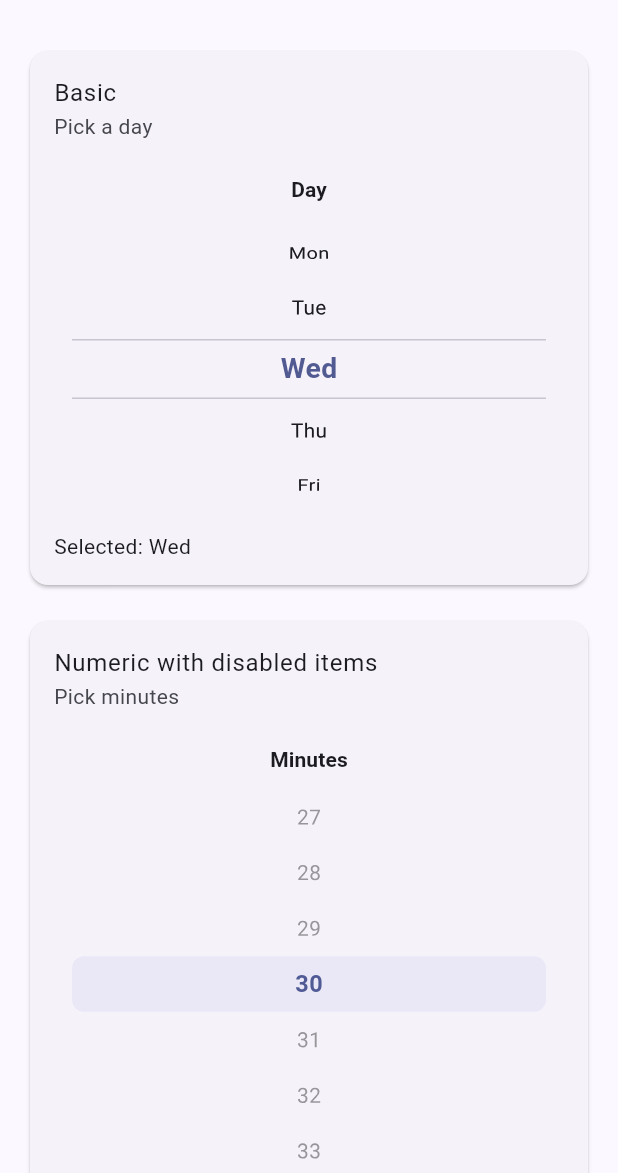
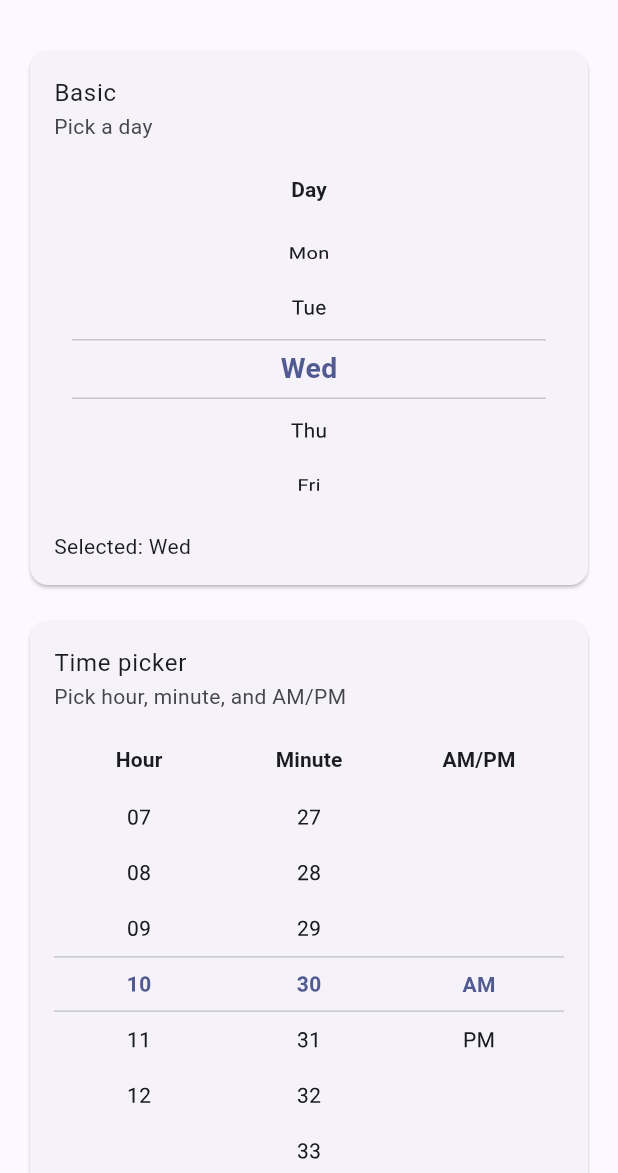
Before and after one commit to davigmacode/flutter_wheel_choice, a Flutter app: the screen it shows after launch, on a phone screen of 412 x 824 dp, the part 63-1236 px from its top. Run offline on Flutter 3.47's test engine with Material 3 defaults, Android fonts, the light colour scheme and no system bars.

Commit message:
Added a side-by-side time picker in the example, replacing the minutes-only section.

```diff
--- a/example/lib/main.dart
+++ b/example/lib/main.dart
@@ -35,21 +35,39 @@ class ExampleHomePage extends StatefulWidget {
 
 class _ExampleHomePageState extends State<ExampleHomePage> {
   static const _days = ['Mon', 'Tue', 'Wed', 'Thu', 'Fri', 'Sat', 'Sun'];
+  static final _hours = List<int>.generate(12, (i) => i + 1);
   static final _minutes = List<int>.generate(60, (i) => i);
+  static const _periods = ['AM', 'PM'];
   static const _fruits = ['Apple', 'Banana', 'Cherry', 'Grape', 'Mango'];
 
   String _day = 'Wed';
+  int _hour = 10;
   int _minute = 30;
+  String _period = 'AM';
   String _fruit = 'Banana';
 
-  late final WheelController<int> _minuteController = WheelController<int>(
+  late final _hourController = WheelController<int>(
+    options: _hours,
+    value: _hour,
+    onChanged: (v) => setState(() => _hour = v),
+    animationDuration: const Duration(milliseconds: 300),
+    animationCurve: Curves.easeOutCubic,
+  );
+
+  late final _minuteController = WheelController<int>(
     options: _minutes,
     value: _minute,
     onChanged: (v) => setState(() => _minute = v),
-    valueDisabled: (v) => v % 5 != 0, // only multiples of 5
     animationDuration: const Duration(milliseconds: 300),
     animationCurve: Curves.easeOutCubic,
-    loop: true,
+  );
+
+  late final _periodController = WheelController<String>(
+    options: _periods,
+    value: _period,
+    onChanged: (v) => setState(() => _period = v),
+    animationDuration: const Duration(milliseconds: 300),
+    animationCurve: Curves.easeOutCubic,
   );
 
   @override
@@ -76,48 +94,72 @@ class _ExampleHomePageState extends State<ExampleHomePage> {
     );
 
     final section2 = _Section(
-      title: 'Numeric with disabled items',
-      subtitle: 'Pick minutes',
+      title: 'Time picker',
+      subtitle: 'Pick hour, minute, and AM/PM',
       children: [
         SizedBox(
           height: 300,
-          child: WheelChoice<int>(
-            controller: _minuteController,
-            itemLabel: (v) => v.toString().padLeft(2, '0'),
-            overlay: WheelOverlay.filled(
-              color: Colors.indigo.withValues(alpha: 0.06),
-              cornerRadius: 8,
-              inset: 12,
-            ),
-            effect: const WheelEffect.flat(
-              useMagnifier: true,
-              magnification: 1.12,
-              perspective: 0.0025,
-            ),
-            header: const WheelHeader(child: Text('Minutes')),
-            expanded: true,
-            loop: true,
+          child: Row(
+            mainAxisAlignment: MainAxisAlignment.center,
+            children: [
+              Expanded(
+                child: WheelChoice<int>(
+                  controller: _hourController,
+                  itemLabel: (v) => v.toString().padLeft(2, '0'),
+                  overlay: WheelOverlay.outlined(inset: 0),
+                  effect: WheelEffect.flat(),
+                  header: const WheelHeader(child: Text('Hour')),
+                  expanded: true,
+                  // loop: true,
+                ),
+              ),
+              Expanded(
+                child: WheelChoice<int>(
+                  controller: _minuteController,
+                  itemLabel: (v) => v.toString().padLeft(2, '0'),
+                  overlay: WheelOverlay.outlined(inset: 0),
+                  effect: WheelEffect.flat(),
+                  header: const WheelHeader(child: Text('Minute')),
+                  expanded: true,
+                  // loop: true,
+                ),
+              ),
+              Expanded(
+                child: WheelChoice<String>(
+                  controller: _periodController,
+                  overlay: WheelOverlay.outlined(inset: 0),
+                  effect: WheelEffect.flat(),
+                  header: const WheelHeader(child: Text('AM/PM')),
+                  expanded: true,
+                ),
+              ),
+            ],
           ),
         ),
-        Text('Selected: ${_minute.toString().padLeft(2, '0')}'),
+        Text(
+          'Selected: ${_hour.toString().padLeft(2, '0')}:${_minute.toString().padLeft(2, '0')} $_period',
+        ),
         Wrap(
           spacing: 8,
           runSpacing: 8,
           children: [
             ElevatedButton(
-              onPressed: () => _minuteController.animateToValue(45),
-              child: const Text('Animate to 45'),
-            ),
-            ElevatedButton(
-              onPressed: () => _minuteController.jumpToValue(0),
-              child: const Text('Jump to 00'),
+              onPressed: () async {
+                await Future.wait([
+                  _hourController.animateToValue(7),
+                  _minuteController.animateToValue(45),
+                  _periodController.animateToValue('PM'),
+                ]);
+              },
+              child: const Text('Animate to 07:45 PM'),
             ),
             ElevatedButton(
               onPressed: () {
-                final next = _minuteController.selectedIndex + 1;
-                _minuteController.animateToIndex(next);
+                _hourController.jumpToValue(2);
+                _minuteController.jumpToValue(11);
+                _periodController.jumpToValue('AM');
               },
-              child: const Text('Next index'),
+              child: const Text('Jump to 02:11 AM'),
             ),
           ],
         ),
```
